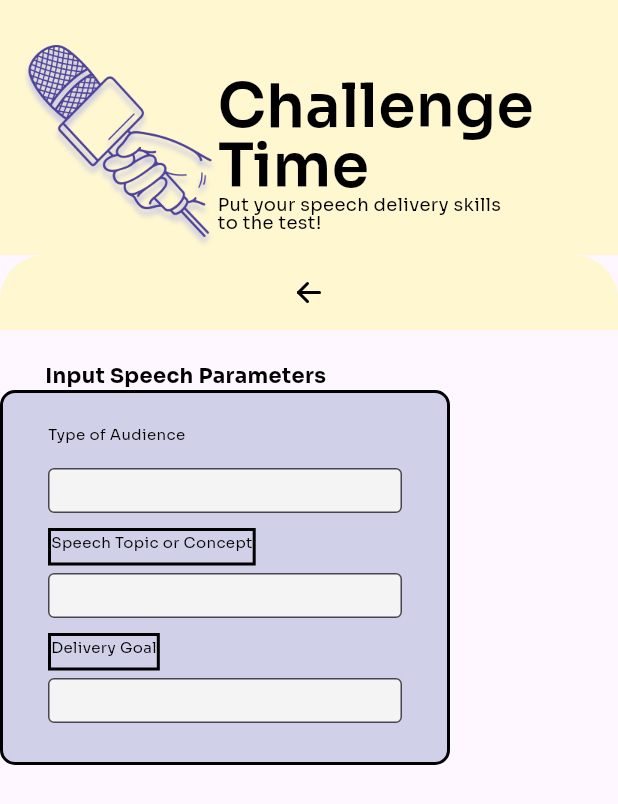
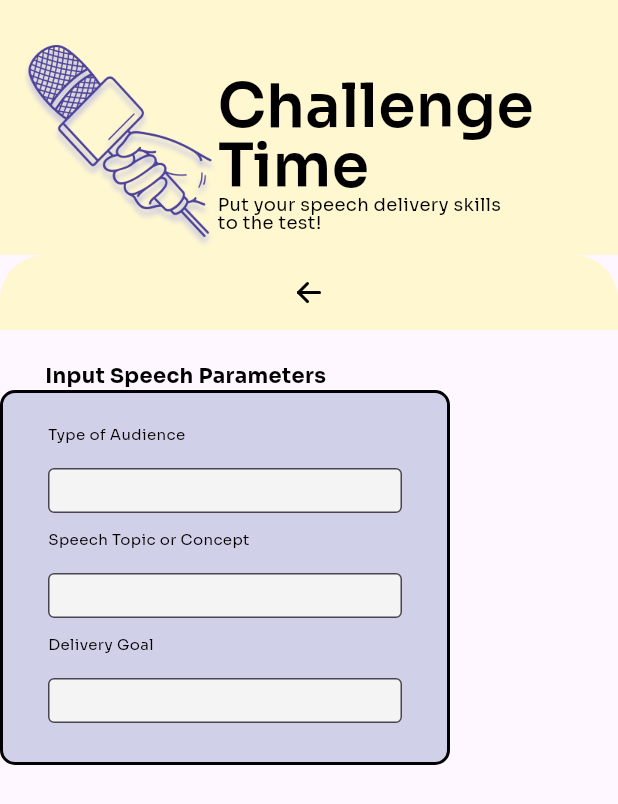
Before and after one commit to srhmr/ConfidEase, a Flutter app: the Challenge screen opened directly, on a phone screen of 412 x 824 dp. Shown: the top 804 px of the screen. Run offline on Flutter 3.47's test engine with Material 3 defaults, Android fonts, the light colour scheme and no system bars; our stand-ins replace cloud_firestore, firebase_auth, firebase_core, flutter_tabler_icons, google_fonts; accounts and stored records are empty.

Commit message:
deleted borders

```diff
--- a/lib/pages/challenge.dart
+++ b/lib/pages/challenge.dart
@@ -188,9 +188,6 @@ class _ChallengeState extends State<Challenge> {
                     //Speech Topic or Concept
                     Container(
                       height: 25,
-                      decoration: BoxDecoration(
-                        border: Border.all(color: Colors.black, width: 2),
-                      ),
                       margin: const EdgeInsets.only(
                         left: 20,
                         right: 20,
@@ -230,9 +227,6 @@ class _ChallengeState extends State<Challenge> {
                     // Delivery Goal
                     Container(
                       height: 25,
-                      decoration: BoxDecoration(
-                        border: Border.all(color: Colors.black, width: 2),
-                      ),
                       margin: EdgeInsets.only(left: 20, top: 10),
                       child: Text(
                         "Delivery Goal",
```
